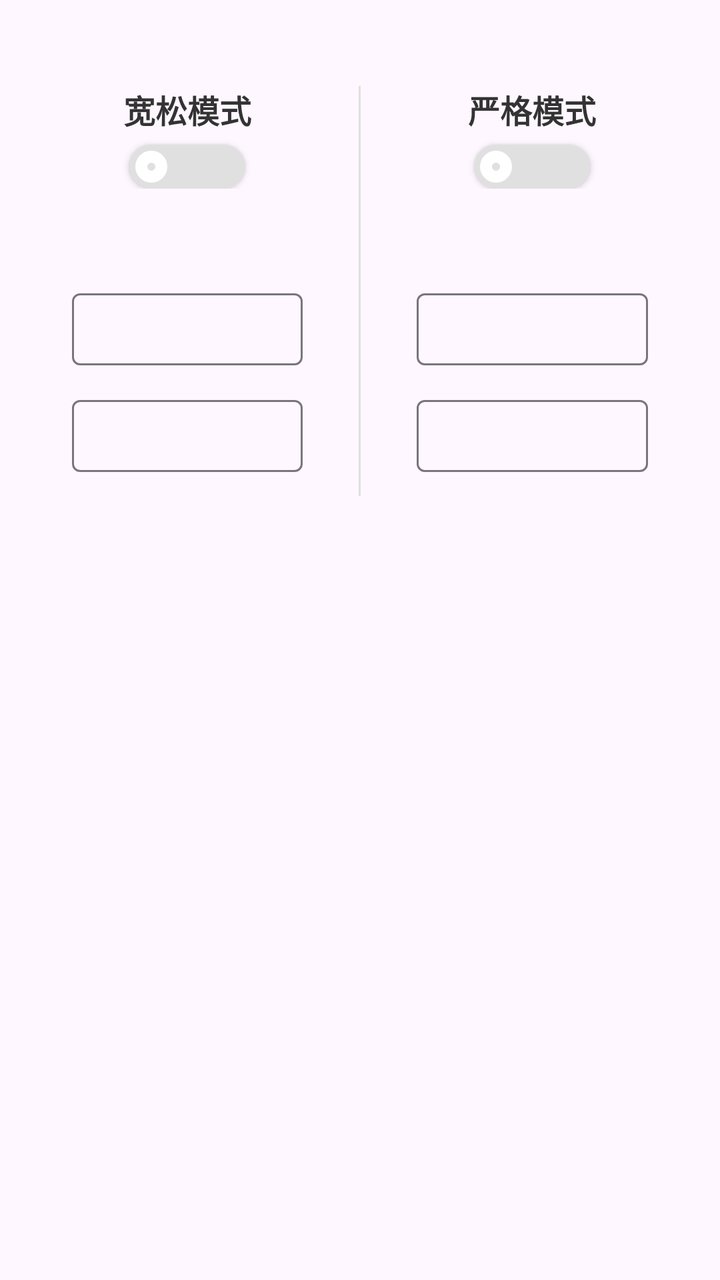
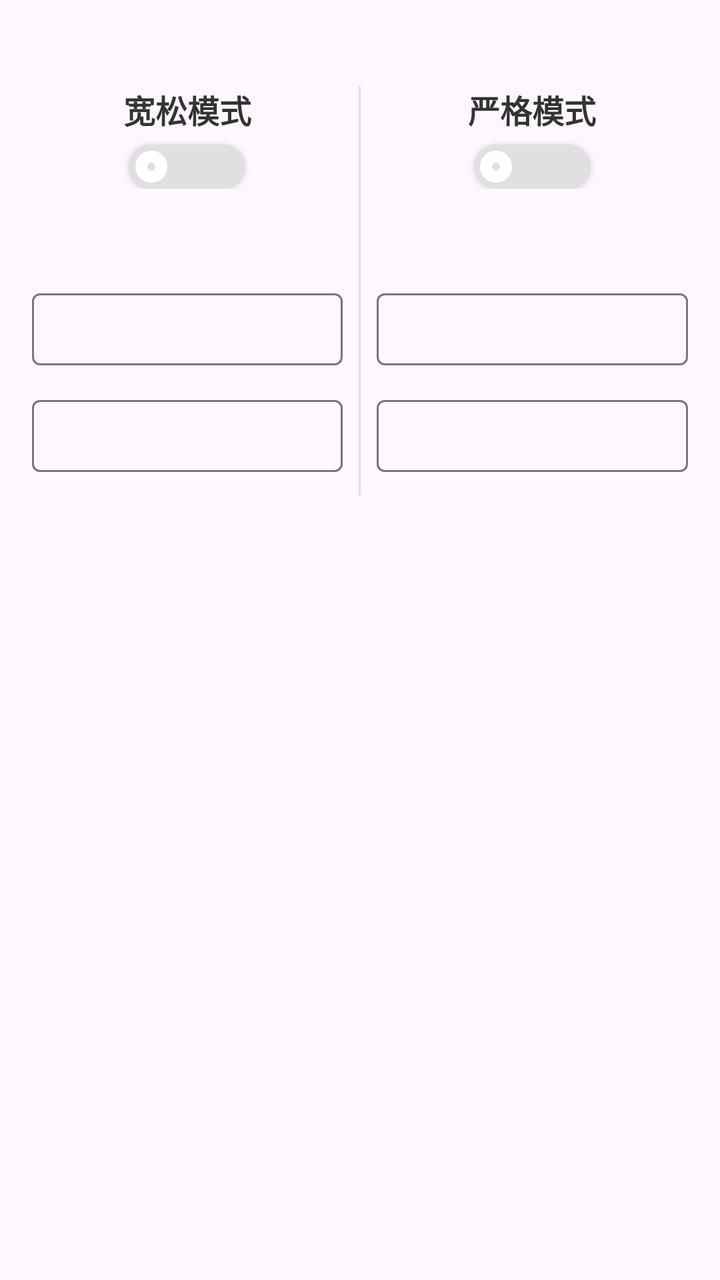

Before-and-after screenshots of an Android layout around one commit, followed by the original layout XML and the change that was made.
<!-- AndroidManifest.xml: application theme Theme.Basic -->
<!-- res/layout/dialog_leisure_time.xml -->
<?xml version="1.0" encoding="utf-8"?>
<LinearLayout xmlns:android="http://schemas.android.com/apk/res/android"
    xmlns:app="http://schemas.android.com/apk/res-auto"
    android:layout_width="match_parent"
    android:layout_height="wrap_content"
    android:focusable="true"
    android:focusableInTouchMode="true"
    android:orientation="vertical"
    android:paddingStart="16dp"
    android:paddingTop="8dp"
    android:paddingEnd="16dp"
    android:paddingBottom="8dp">

    <TextView
        android:id="@+id/tv_leisure_description"
        android:layout_width="match_parent"
        android:layout_height="wrap_content"
        android:layout_marginBottom="16dp"
        android:textColor="#666666"
        android:textSize="14sp" />

    <LinearLayout
        android:layout_width="match_parent"
        android:layout_height="wrap_content"
        android:baselineAligned="false"
        android:orientation="horizontal">

        <LinearLayout
            android:layout_width="0dp"
            android:layout_height="wrap_content"
            android:layout_weight="1"
            android:orientation="vertical"
            android:paddingEnd="8dp">

            <LinearLayout
                android:layout_width="match_parent"
                android:layout_height="wrap_content"
                android:layout_marginBottom="8dp"
                android:gravity="center"
                android:orientation="vertical">

                <TextView
                    android:layout_width="wrap_content"
                    android:layout_height="wrap_content"
                    android:text="宽松模式"
                    android:textColor="#333333"
                    android:textSize="16sp"
                    android:textStyle="bold" />

                <ToggleButton
                    android:id="@+id/btn_start_relaxed_leisure_time"
                    android:layout_width="58dp"
                    android:layout_height="22dp"
                    android:layout_marginTop="6dp"
                    android:background="@drawable/toggle_switch_background_large"
                    android:checked="false"
                    android:gravity="center"
                    android:minWidth="0dp"
                    android:minHeight="0dp"
                    android:padding="0dp"
                    android:paddingEnd="16dp"
                    android:textAllCaps="false"
                    android:textColor="@color/leisure_toggle_text_color"
                    android:textOff=""
                    android:textOn=""
                    android:textSize="9sp" />

            </LinearLayout>

            <TextView
                android:id="@+id/tv_relaxed_leisure_remaining_count"
                android:layout_width="match_parent"
                android:layout_height="wrap_content"
                android:layout_marginTop="4dp"
                android:layout_marginBottom="16dp"
                android:gravity="center"
                android:textColor="#666666"
                android:textSize="14sp" />

            <com.google.android.material.textfield.TextInputLayout
                android:id="@+id/layout_relaxed_leisure_duration"
                style="@style/Widget.Material3.TextInputLayout.OutlinedBox"
                android:layout_width="match_parent"
                android:layout_height="wrap_content"
                android:layout_marginStart="20dp"
                android:layout_marginEnd="20dp"
                android:layout_marginBottom="12dp"
                app:suffixText="分钟">

                <com.google.android.material.textfield.TextInputEditText
                    android:id="@+id/et_relaxed_leisure_duration"
                    android:layout_width="match_parent"
                    android:layout_height="36dp"
                    android:gravity="center_vertical"
                    android:inputType="number"
                    android:maxLines="1"
                    android:minHeight="0dp"
                    android:paddingTop="4dp"
                    android:paddingBottom="4dp"
                    android:textSize="15sp" />

            </com.google.android.material.textfield.TextInputLayout>

            <com.google.android.material.textfield.TextInputLayout
                android:id="@+id/layout_relaxed_leisure_count"
                style="@style/Widget.Material3.TextInputLayout.OutlinedBox"
                android:layout_width="match_parent"
                android:layout_height="wrap_content"
                android:layout_marginStart="20dp"
                android:layout_marginEnd="20dp"
                android:layout_marginBottom="12dp"
                app:suffixText="次">

                <com.google.android.material.textfield.TextInputEditText
                    android:id="@+id/et_relaxed_leisure_count"
                    android:layout_width="match_parent"
                    android:layout_height="36dp"
                    android:gravity="center_vertical"
                    android:inputType="number"
                    android:maxLines="1"
                    android:minHeight="0dp"
                    android:paddingTop="4dp"
                    android:paddingBottom="4dp"
                    android:textSize="15sp" />

            </com.google.android.material.textfield.TextInputLayout>

        </LinearLayout>

        <View
            android:layout_width="1dp"
            android:layout_height="match_parent"
            android:background="#E0E0E0" />

        <LinearLayout
            android:layout_width="0dp"
            android:layout_height="wrap_content"
            android:layout_weight="1"
            android:orientation="vertical"
            android:paddingStart="8dp">

            <LinearLayout
                android:layout_width="match_parent"
                android:layout_height="wrap_content"
                android:layout_marginBottom="8dp"
                android:gravity="center"
                android:orientation="vertical">

                <TextView
                    android:layout_width="wrap_content"
                    android:layout_height="wrap_content"
                    android:text="严格模式"
                    android:textColor="#333333"
                    android:textSize="16sp"
                    android:textStyle="bold" />

                <ToggleButton
                    android:id="@+id/btn_start_strict_leisure_time"
                    android:layout_width="58dp"
                    android:layout_height="22dp"
                    android:layout_marginTop="6dp"
                    android:background="@drawable/toggle_switch_background_large"
                    android:checked="false"
                    android:gravity="center"
                    android:minWidth="0dp"
                    android:minHeight="0dp"
                    android:padding="0dp"
                    android:paddingEnd="16dp"
                    android:textAllCaps="false"
                    android:textColor="@color/leisure_toggle_text_color"
                    android:textOff=""
                    android:textOn=""
                    android:textSize="9sp" />

            </LinearLayout>

            <TextView
                android:id="@+id/tv_strict_leisure_remaining_count"
                android:layout_width="match_parent"
                android:layout_height="wrap_content"
                android:layout_marginTop="4dp"
                android:layout_marginBottom="16dp"
                android:gravity="center"
                android:textColor="#666666"
                android:textSize="14sp" />

            <com.google.android.material.textfield.TextInputLayout
                android:id="@+id/layout_strict_leisure_duration"
                style="@style/Widget.Material3.TextInputLayout.OutlinedBox"
                android:layout_width="match_parent"
                android:layout_height="wrap_content"
                android:layout_marginStart="20dp"
                android:layout_marginEnd="20dp"
                android:layout_marginBottom="12dp"
                app:suffixText="分钟">

                <com.google.android.material.textfield.TextInputEditText
                    android:id="@+id/et_strict_leisure_duration"
                    android:layout_width="match_parent"
                    android:layout_height="36dp"
                    android:gravity="center_vertical"
                    android:inputType="number"
                    android:maxLines="1"
                    android:minHeight="0dp"
                    android:paddingTop="4dp"
                    android:paddingBottom="4dp"
                    android:textSize="15sp" />

            </com.google.android.material.textfield.TextInputLayout>

            <com.google.android.material.textfield.TextInputLayout
                android:id="@+id/layout_strict_leisure_count"
                style="@style/Widget.Material3.TextInputLayout.OutlinedBox"
                android:layout_width="match_parent"
                android:layout_height="wrap_content"
                android:layout_marginStart="20dp"
                android:layout_marginEnd="20dp"
                android:layout_marginBottom="12dp"
                app:suffixText="次">

                <com.google.android.material.textfield.TextInputEditText
                    android:id="@+id/et_strict_leisure_count"
                    android:layout_width="match_parent"
                    android:layout_height="36dp"
                    android:gravity="center_vertical"
                    android:inputType="number"
                    android:maxLines="1"
                    android:minHeight="0dp"
                    android:paddingTop="4dp"
                    android:paddingBottom="4dp"
                    android:textSize="15sp" />

            </com.google.android.material.textfield.TextInputLayout>

        </LinearLayout>

    </LinearLayout>
</LinearLayout>
<!-- resources referenced by this layout -->
<resources>
  <!-- drawable toggle_switch_background_large: vector/xml drawable (drawable, 2074 chars, omitted) -->
  <style name="Theme.Basic" parent="Base.Theme.Basic" />
  <style name="Base.Theme.Basic" parent="Theme.Material3.DayNight.NoActionBar">
          
          
      </style>
</resources>

<!-- the commit's change to res/layout/dialog_leisure_time.xml (unified diff, before → after) -->
@@ -9,7 +9,7 @@
     android:paddingStart="16dp"
     android:paddingTop="8dp"
     android:paddingEnd="16dp"
-    android:paddingBottom="8dp">
+    android:paddingBottom="0dp">
 
     <TextView
         android:id="@+id/tv_leisure_description"
@@ -82,8 +82,8 @@
                 style="@style/Widget.Material3.TextInputLayout.OutlinedBox"
                 android:layout_width="match_parent"
                 android:layout_height="wrap_content"
-                android:layout_marginStart="20dp"
-                android:layout_marginEnd="20dp"
+                android:layout_marginStart="0dp"
+                android:layout_marginEnd="0dp"
                 android:layout_marginBottom="12dp"
                 app:suffixText="分钟">
 
@@ -106,8 +106,8 @@
                 style="@style/Widget.Material3.TextInputLayout.OutlinedBox"
                 android:layout_width="match_parent"
                 android:layout_height="wrap_content"
-                android:layout_marginStart="20dp"
-                android:layout_marginEnd="20dp"
+                android:layout_marginStart="0dp"
+                android:layout_marginEnd="0dp"
                 android:layout_marginBottom="12dp"
                 app:suffixText="次">
 
@@ -189,8 +189,8 @@
                 style="@style/Widget.Material3.TextInputLayout.OutlinedBox"
                 android:layout_width="match_parent"
                 android:layout_height="wrap_content"
-                android:layout_marginStart="20dp"
-                android:layout_marginEnd="20dp"
+                android:layout_marginStart="0dp"
+                android:layout_marginEnd="0dp"
                 android:layout_marginBottom="12dp"
                 app:suffixText="分钟">
 
@@ -213,8 +213,8 @@
                 style="@style/Widget.Material3.TextInputLayout.OutlinedBox"
                 android:layout_width="match_parent"
                 android:layout_height="wrap_content"
-                android:layout_marginStart="20dp"
-                android:layout_marginEnd="20dp"
+                android:layout_marginStart="0dp"
+                android:layout_marginEnd="0dp"
                 android:layout_marginBottom="12dp"
                 app:suffixText="次">
 
